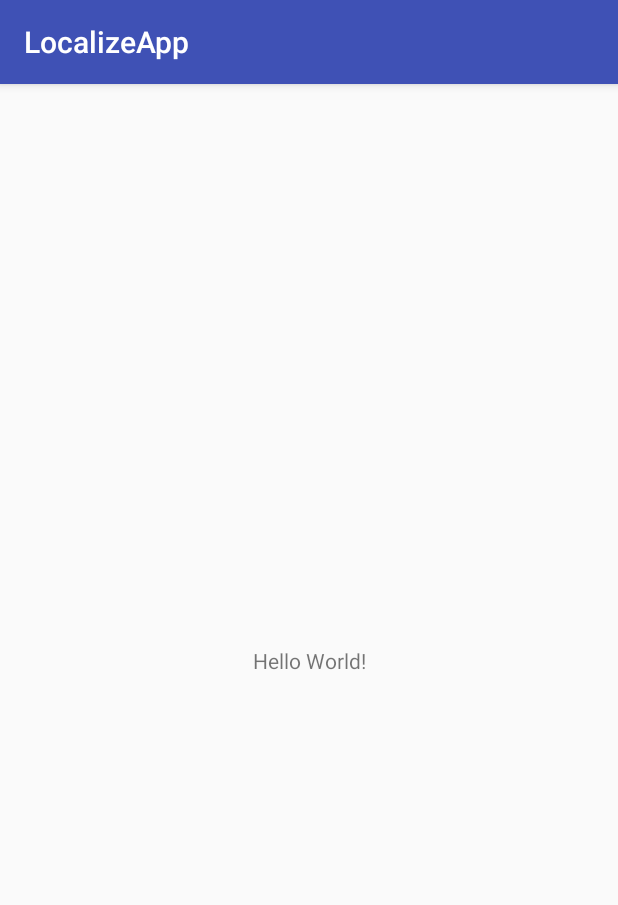
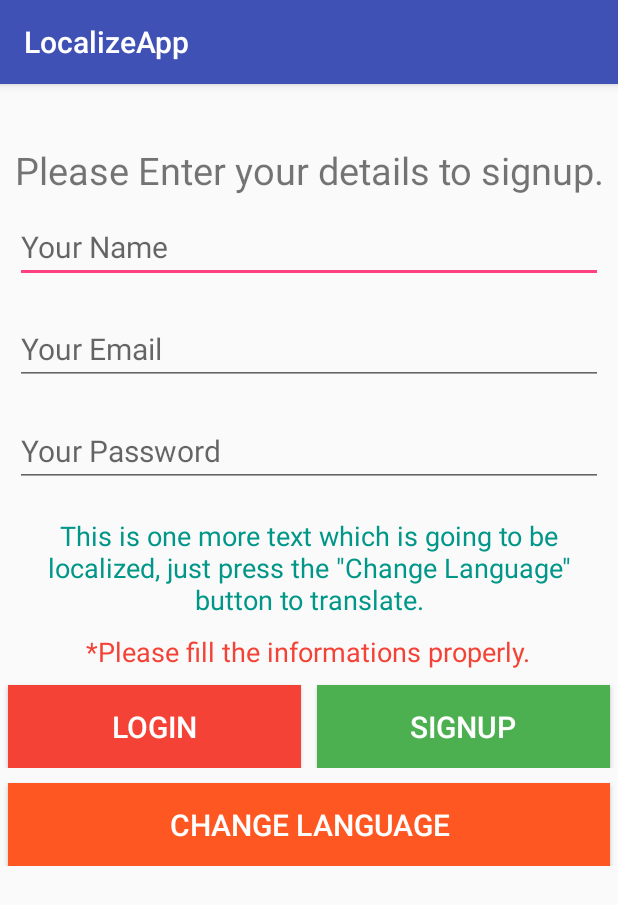
Before and after one commit to yogeshojha/LocalizeApp, an Android app: the screen it shows after launch (MainActivity), on a phone screen of 412 x 824 dp. Shown: the top 905 px of the screen. Run offline under Robolectric (Android 15) with nearby library versions, the phone set to English and light mode, and no system bars.

Commit message:
Layout Designed

```diff
--- a/app/src/main/res/layout/activity_main.xml
+++ b/app/src/main/res/layout/activity_main.xml
@@ -1,18 +1,127 @@
 <?xml version="1.0" encoding="utf-8"?>
-<android.support.constraint.ConstraintLayout xmlns:android="http://schemas.android.com/apk/res/android"
-    xmlns:app="http://schemas.android.com/apk/res-auto"
+<RelativeLayout xmlns:android="http://schemas.android.com/apk/res/android"
     xmlns:tools="http://schemas.android.com/tools"
+    android:id="@+id/activity_main"
     android:layout_width="match_parent"
     android:layout_height="match_parent"
+    android:paddingBottom="10dp"
+    android:layout_marginTop="40dp"
     tools:context="com.yogeshojha.localizeapp.MainActivity">
+    <ScrollView
+        android:layout_width="match_parent"
+        android:layout_height="wrap_content">
+        <LinearLayout
+            android:layout_width="match_parent"
+            android:layout_height="wrap_content"
+            android:orientation="vertical"
+            android:gravity="center">
+            <TextView
+                android:layout_width="wrap_content"
+                android:layout_height="wrap_content"
+                android:text="@string/enter_details"
+                android:textSize="25sp"
+                android:gravity="center"
+                />
+            <EditText
+                android:id="@+id/name"
+                android:layout_width="match_parent"
+                android:layout_height="wrap_content"
+                android:layout_margin="10dp"
+                android:inputType="text"
+                android:hint="@string/name_hint"
+                android:singleLine="true"
+                android:textSize="20sp"
+                />
+            <EditText
+                android:id="@+id/email"
+                android:layout_width="match_parent"
+                android:layout_height="wrap_content"
+                android:layout_margin="10dp"
+                android:inputType="textEmailAddress"
+                android:hint="@string/email_hint"
+                android:singleLine="true"
+                android:textSize="20sp"
+                />
+            <EditText
+                android:id="@+id/password"
+                android:layout_width="match_parent"
+                android:layout_height="wrap_content"
+                android:layout_margin="10dp"
+                android:inputType="textPassword"
+                android:hint="@string/password_hint"
+                android:singleLine="true"
+                android:textSize="20sp"
+                />
+            <TextView
+                android:layout_margin="10dp"
+                android:layout_width="wrap_content"
+                android:layout_height="wrap_content"
+                android:textSize="18sp"
+                android:gravity="center"
+                android:textColor="#009688"
+                android:text="@string/normal_text"
+                />
+            <TextView
+                android:layout_width="wrap_content"
+                android:layout_height="wrap_content"
+                android:textSize="18sp"
+                android:gravity="center"
+                android:textColor="#F44336"
+                android:text="@string/please_fill"
+                />
+            <LinearLayout
+                android:layout_width="match_parent"
+                android:layout_height="wrap_content"
+                android:orientation="horizontal"
+                android:layout_weight="2"
+                >
+                <Button
+                    android:text="@string/red_button_title"
+                    android:layout_width="match_parent"
+                    android:layout_height="55dp"
+                    android:id="@+id/btn1"
+                    android:layout_marginTop="10dp"
+                    android:layout_marginLeft="5dp"
+                    android:layout_marginRight="5dp"
+                    android:textSize="20dp"
+                    android:gravity="center"
+                    android:background="#F44336"
+                    android:textColor="#fff"
+                    android:layout_centerHorizontal="true"
+                    android:layout_weight="1"
+                    />
+                <Button
+                    android:text="@string/green_button_title"
+                    android:layout_width="match_parent"
+                    android:layout_height="55dp"
+                    android:id="@+id/btn2"
+                    android:layout_marginTop="10dp"
+                    android:layout_marginLeft="5dp"
+                    android:layout_marginRight="5dp"
+                    android:textSize="20dp"
+                    android:gravity="center"
+                    android:background="#4CAF50"
+                    android:textColor="#fff"
+                    android:layout_centerHorizontal="true"
+                    android:layout_weight="1"
+                    />
+            </LinearLayout>
+            <Button
+                android:text="@string/translate_button_title"
+                android:layout_width="match_parent"
+                android:layout_height="55dp"
+                android:id="@+id/translate"
+                android:layout_marginTop="10dp"
+                android:layout_marginLeft="5dp"
+                android:layout_marginRight="5dp"
+                android:textSize="20dp"
+                android:gravity="center"
+                android:background="#FF5722"
+                android:textColor="#fff"
+                android:layout_centerHorizontal="true"
+                android:layout_weight="1"
+                />
+        </LinearLayout>
+    </ScrollView>
 
-    <TextView
-        android:layout_width="wrap_content"
-        android:layout_height="wrap_content"
-        android:text="Hello World!"
-        app:layout_constraintBottom_toBottomOf="parent"
-        app:layout_constraintLeft_toLeftOf="parent"
-        app:layout_constraintRight_toRightOf="parent"
-        app:layout_constraintTop_toTopOf="parent" />
-
-</android.support.constraint.ConstraintLayout>
+</RelativeLayout>
--- a/app/src/main/res/values/strings.xml
+++ b/app/src/main/res/values/strings.xml
@@ -1,3 +1,12 @@
 <resources>
     <string name="app_name">LocalizeApp</string>
+    <string name="enter_details">Please Enter your details to signup.</string>
+    <string name="name_hint">Your Name</string>
+    <string name="email_hint">Your Email</string>
+    <string name="password_hint">Your Password</string>
+    <string name="please_fill">*Please fill the informations properly.</string>
+    <string name="red_button_title">Login</string>
+    <string name="green_button_title">SignUp</string>
+    <string name="translate_button_title">Change Language</string>
+    <string name="normal_text">This is one more text which is going to be localized, just press the \"Change Language\" button to translate.</string>
 </resources>
```
